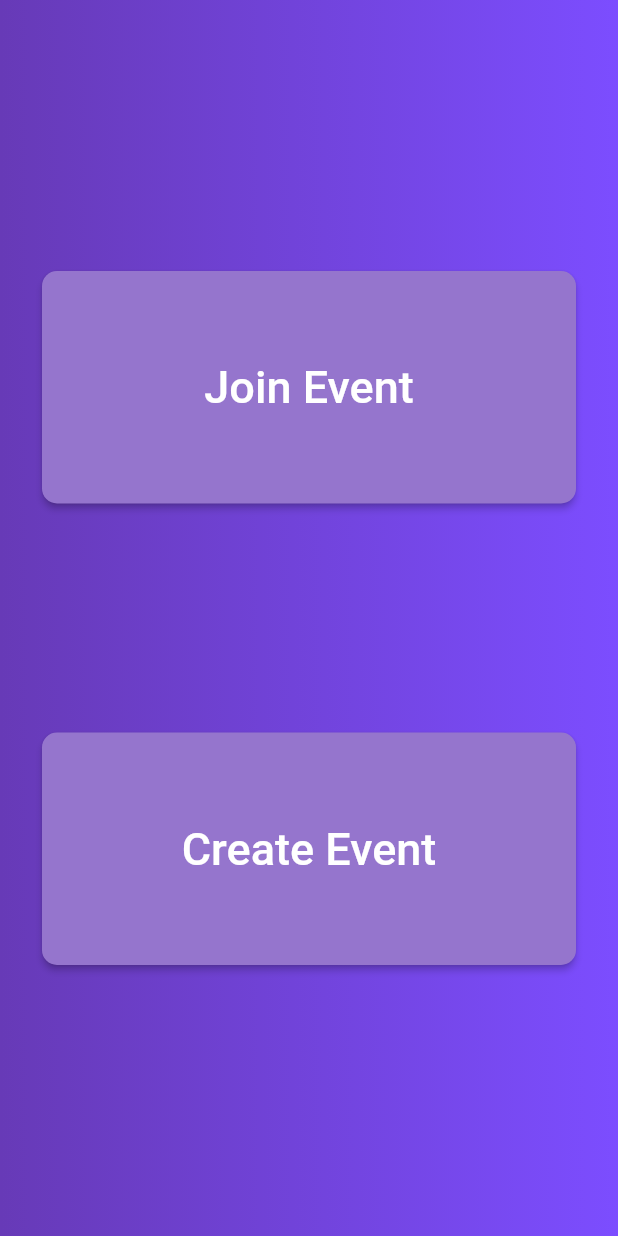
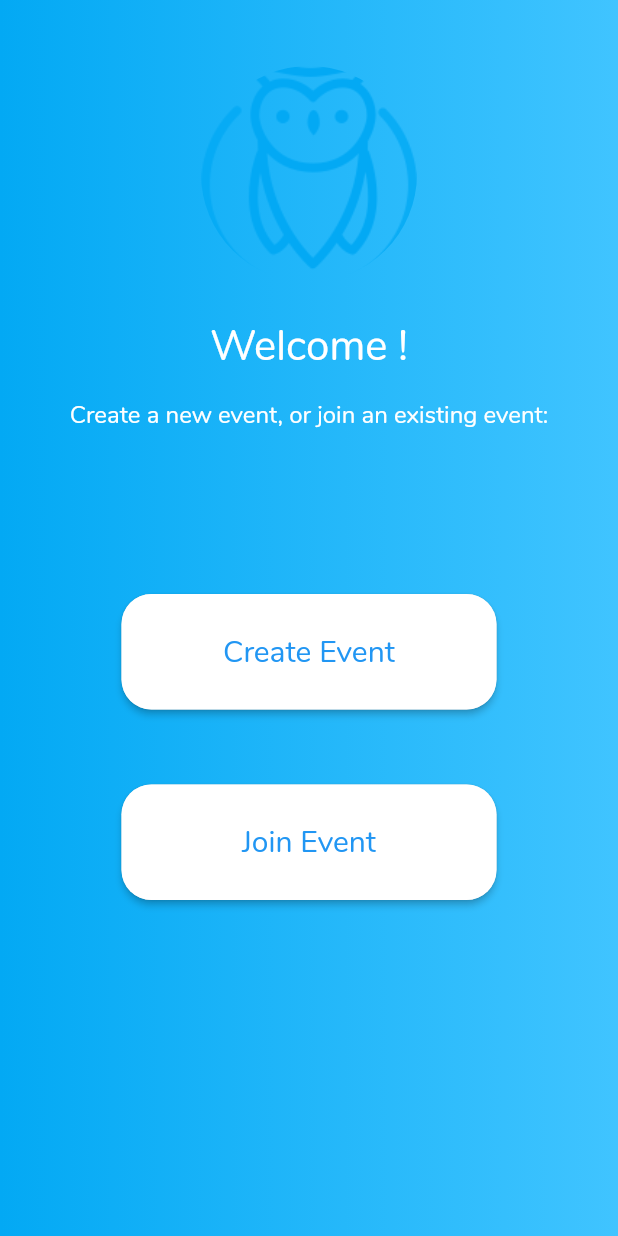
Before and after one commit to sauravhiremath/GameOn, a Flutter app: the screen it shows after launch, after a tap on "Log In", on a phone screen of 412 x 824 dp. Run offline on Flutter 3.47's test engine with Material 2 defaults, Android fonts, the phone set to English and light mode, and no system bars; our stand-ins replace shared_preferences.

Commit message:
New code

```diff
--- a/lib/home_page.dart
+++ b/lib/home_page.dart
@@ -1,67 +1,145 @@
 import 'package:flutter/material.dart';
-import 'package:cheat_app/create_page.dart';
-// import 'package:shared_preferences/shared_preferences.dart';
+import 'package:http/http.dart' as http;
+import 'package:shared_preferences/shared_preferences.dart';
+import 'package:login/issues.dart';
 
 class HomePage extends StatelessWidget {
   static String tag = 'home-page';
+  final String username;
+  final namecontroller = TextEditingController();
+  HomePage(this.username);
+
+  Future<String> _asyncInputDialog(BuildContext context, String action) async {
+  return showDialog<String>(
+    context: context,
+    barrierDismissible: false, // dialog is dismissible with a tap on the barrier
+    builder: (BuildContext context) {
+      return AlertDialog(
+        title: Text('Enter the name of the event'),
+        content: new Row(
+          children: <Widget>[
+            new Expanded(
+                child: new TextField(
+                  controller: namecontroller,
+                  autofocus: true,
+                  decoration: new InputDecoration(
+                  labelText: 'Event Name', hintText: 'eg. Devspace'),
+            ))
+          ],
+        ),
+        actions: <Widget>[
+          FlatButton(
+            child: Text('Ok'),
+            onPressed: () async {
+              if (action == "create") {
+                String eventName = namecontroller.text;
+                http.Response res = await http.post(
+                  "http://timespacevit.herokuapp.com/createEvent",
+                  headers: {
+                  "Accept": "application/json",
+                  "Content-Type": "application/x-www-form-urlencoded"
+                    },
+                body: {"event": eventName});
+
+                if (res.statusCode == 200) {
+                  final prefs = await SharedPreferences.getInstance();
+                  prefs.setString("event", eventName);
+                  Navigator.push(context, MaterialPageRoute(builder: (context)=> IssuesPage()));
+                }
+              } else {
+
+              }
+            },
+          ),
+        ],
+      );
+    },
+  );
+}
+
   @override
   Widget build(BuildContext context) {
-
-    final createEvent = Container(
-      width: MediaQuery.of(context).size.width,
-      child: RaisedButton(
-        shape: RoundedRectangleBorder(
-          borderRadius: BorderRadius.circular(10),
-        ),
-
-        onPressed: () {
-          Navigator.of(context).pushNamed(CreatePage.tag);
-        },
-        padding: EdgeInsets.all(60.0),
-        color: Colors.deepPurple[300],
-        child: Text('Create Event', style: TextStyle(color: Colors.white, fontSize: 30, fontFamily: 'Roboto')),
-      ),
-    );
-
-    final joinEvent = Container(
-      width: MediaQuery.of(context).size.width,
-      child: RaisedButton(
-        shape: RoundedRectangleBorder(
-          borderRadius: BorderRadius.circular(10),
-        ),
-
-        onPressed: () {
-          Navigator.of(context).pushNamed(CreatePage.tag);
-        },
-        padding: EdgeInsets.all(60.0),
-        color: Colors.deepPurple[300],
-        child: Text('Join Event', style: TextStyle(color: Colors.white, fontSize: 30, fontFamily: 'Roboto')),
-      ),
-    );
-
-    final body = Center(
-      child: Container(
-        width: MediaQuery.of(context).size.width,
-        padding: EdgeInsets.all(28.0),
-        decoration: BoxDecoration(
-          gradient: LinearGradient(colors: [
-            Colors.deepPurple,
-            Colors.deepPurpleAccent,
-          ]),
-        ),
-        child: Column(
-          mainAxisAlignment: MainAxisAlignment.spaceEvenly,
-          // crossAxisAlignment: CrossAxisAlignment.end,
-          children: <Widget>[
-            joinEvent,
-            createEvent,
-          ],
+    final alucard = Hero(
+      tag: 'hero',
+      child: Padding(
+        padding: EdgeInsets.all(16.0),
+        child: CircleAvatar(
+          radius: 72.0,
+          backgroundColor: Colors.transparent,
+          backgroundImage: AssetImage('assets/logo.png'),
         ),
       ),
     );
 
+    final welcome = Padding(
+      padding: EdgeInsets.all(8.0),
+      child: Text(
+        'Welcome $username!',
+        style: TextStyle(fontSize: 28.0, color: Colors.white),
+      ),
+    );
+
+    final lorem = Padding(
+      padding: EdgeInsets.all(8.0),
+      child: Text(
+        'Create a new event, or join an existing event:',
+        style: TextStyle(fontSize: 16.0, color: Colors.white),
+      ),
+    );
+
+    final createButton = RaisedButton(
+          shape: RoundedRectangleBorder(borderRadius: BorderRadius.circular(20.0)),
+          onPressed: () {
+            _asyncInputDialog(context, "create");
+          },
+          textColor: Colors.blue,
+          padding: const EdgeInsets.all(0.0),
+          child: Container(
+            width: 250,
+            decoration: const BoxDecoration(
+              color: Colors.white,
+              borderRadius: BorderRadius.all(Radius.circular(20))
+            ),
+            padding: const EdgeInsets.all(25.0),
+            child: Text('Create Event',
+            style:TextStyle(fontSize: 20),textAlign: TextAlign.center),
+          ),
+        );
+
+      final joinEvent = RaisedButton(
+          shape: RoundedRectangleBorder(borderRadius: BorderRadius.circular(20.0)),
+          onPressed: () {_asyncInputDialog(context, "join");},
+          textColor: Colors.blue,
+          padding: const EdgeInsets.all(0.0),
+          child: Container(
+            width: 250,
+            decoration: const BoxDecoration(
+              color: Colors.white,
+              borderRadius: BorderRadius.all(Radius.circular(20))
+            ),
+            padding: const EdgeInsets.all(25.0),
+            child: Text('Join Event',
+            style:TextStyle(fontSize: 20),textAlign: TextAlign.center),
+          ),
+        );
+
+    final body = Container(
+      width: MediaQuery.of(context).size.width,
+      height:MediaQuery.of(context).size.height,
+      padding: EdgeInsets.all(28.0),
+      decoration: BoxDecoration(
+        gradient: LinearGradient(colors: [
+          Colors.lightBlue,
+          Colors.lightBlueAccent,
+        ]),
+      ),
+      child: Column(
+        children: <Widget>[alucard, welcome, lorem, SizedBox(height: 100.0), createButton, SizedBox(height: 50), joinEvent],
+      ),
+    );
+
     return Scaffold(
-      body: body,
+      body: SingleChildScrollView(child: body),
     );
   }
 }
--- /dev/null
+++ b/lib/issues.dart
@@ -0,0 +1,116 @@
+import 'package:flutter/material.dart';
+import 'package:http/http.dart' as http;
+import 'package:shared_preferences/shared_preferences.dart';
+
+class IssuesPage extends StatefulWidget {
+  static String tag = 'issue-page';
+  @override
+  _IssuesPageState createState() => new _IssuesPageState();
+}
+
+class _IssuesPageState extends State<IssuesPage> {
+  TextEditingController nameController;
+  String username;
+  String event;
+
+  Future<Null> getSharedData() async {
+    SharedPreferences pref = await SharedPreferences.getInstance();
+    setState(() {
+      username = pref.getString('name');
+      event = pref.getString('event');
+    });
+  }
+
+  void initState() {
+    super.initState();
+    username = "";
+    event = "";
+    getSharedData();
+  }
+
+  @override
+  Widget build(BuildContext context) {
+    return MaterialApp(
+        debugShowCheckedModeBanner: false,
+        title: event,
+        home: IssuesList(title: event, username: username),
+        theme: ThemeData(
+            primarySwatch: Colors.lightBlue, fontFamily: 'Open Sans'));
+  }
+}
+
+class IssuesList extends StatelessWidget {
+  final String title;
+  final String username;
+
+  IssuesList({Key key, this.title, this.username}) : super(key: key);
+
+  @override
+  Widget build(BuildContext context) {
+    return Scaffold(
+      appBar: AppBar(title: Text(title)),
+      body: Center(child: Text('My Page!')),
+      drawer: Drawer(
+        // Add a ListView to the drawer. This ensures the user can scroll
+        // through the options in the Drawer if there isn't enough vertical
+        // space to fit everything.
+        child: ListView(
+          // Important: Remove any padding from the ListView.
+          padding: EdgeInsets.zero,
+          children: <Widget>[
+            DrawerHeader(
+                child: Column(
+              crossAxisAlignment: CrossAxisAlignment.start,
+              children: <Widget>[
+                Row(
+                  mainAxisAlignment: MainAxisAlignment.spaceBetween,
+                  children: <Widget>[
+                    Text(
+                      username,
+                      style: TextStyle(fontSize: 30),
+                    ),
+                    CircleAvatar(
+                      radius: 50.0,
+                      backgroundColor: Colors.transparent,
+                      backgroundImage: AssetImage('assets/logo.png'),
+                    )
+                  ],
+                )
+              ],
+            )),
+            ListTile(
+              leading: new Icon(Icons.group),
+              title: Text('My Issues'),
+              onTap: () {
+                // Update the state of the app
+                // ...
+                // Then close the drawer
+                Navigator.pop(context);
+              },
+            ),
+            ListTile(
+              leading: new Icon(Icons.chat_bubble),
+              title: Text('Chatroom'),
+              onTap: () {
+                // Update the state of the app
+                // ...
+                // Then close the drawer
+                Navigator.pop(context);
+              },
+            ),
+            ListTile(
+              leading: new Icon(Icons.archive),
+              title: Text('Archive'),
+              onTap: () {
+                // Update the state of the app
+                // ...
+                // Then close the drawer
+                Navigator.pop(context);
+              },
+            ),
+          ],
+        ),
+      ),
+    );
+  }
+}
--- a/lib/login_page.dart
+++ b/lib/login_page.dart
@@ -1,51 +1,55 @@
 import 'package:flutter/material.dart';
-import 'package:cheat_app/home_page.dart';
-
+import 'package:shared_preferences/shared_preferences.dart';
+import 'package:login/home_page.dart';
 class LoginPage extends StatefulWidget {
   static String tag = 'login-page';
-  final myController = TextEditingController();
   @override
   _LoginPageState createState() => new _LoginPageState();
 }
 
 class _LoginPageState extends State<LoginPage> {
-  final myController =TextEditingController();
+  TextEditingController nameController;
+  String username;
+  void initState() {
+    super.initState();
+    username="";
+    getUserName();
+  }
 
-  @override
-  void dispose() {
-    // Clean up the controller when the Widget is removed from the Widget tree
-    myController.dispose();
-    super.dispose();
-  }
+  Future<String> getUserName() async {
+    SharedPreferences pref = await SharedPreferences.getInstance();
+
+    username = pref.getString('name');
+
+    setState(() {
+      nameController = new TextEditingController(text: username);
+    });
+    return username;
+}
 
   @override
   Widget build(BuildContext context) {
+
+    final heading = Text(
+        "Timespace",
+        style: TextStyle(fontWeight: FontWeight.bold, fontSize: 40),
+        textAlign: TextAlign.center
+    );
     final logo = Hero(
       tag: 'hero',
       child: CircleAvatar(
         backgroundColor: Colors.transparent,
-        radius: 62.0,
+        radius: 48.0,
         child: Image.asset('assets/logo.png'),
       ),
     );
 
     final name = TextFormField(
-      // controller: myController,
-      keyboardType: TextInputType.text,
+      controller: nameController,
+      keyboardType: TextInputType.emailAddress,
       autofocus: false,
       decoration: InputDecoration(
         hintText: 'Name',
-        contentPadding: EdgeInsets.fromLTRB(20.0, 10.0, 20.0, 10.0),
-        border: OutlineInputBorder(borderRadius: BorderRadius.circular(32.0)),
-      ),
-    );
-
-    final email = TextFormField(
-      controller: myController,
-      keyboardType: TextInputType.emailAddress,
-      autofocus: false,
-      decoration: InputDecoration(
-        hintText: 'E-mail',
         contentPadding: EdgeInsets.fromLTRB(20.0, 10.0, 20.0, 10.0),
         border: OutlineInputBorder(borderRadius: BorderRadius.circular(32.0)),
       ),
@@ -57,12 +61,19 @@ class _LoginPageState extends State<LoginPage> {
         shape: RoundedRectangleBorder(
           borderRadius: BorderRadius.circular(24),
         ),
-        onPressed: () {
-          Navigator.of(context).pushNamed(HomePage.tag);
+        onPressed: () async {
+          final prefs = await SharedPreferences.getInstance();
+
+          username = nameController.text;
+          // set value
+          prefs.setString("name", username);
+          Navigator.push(context, MaterialPageRoute(builder: (context)=> HomePage(username)));
+          // obtain shared preferences
+
         },
         padding: EdgeInsets.all(12),
         color: Colors.lightBlueAccent,
-        child: Text('Log In', style: TextStyle(color: Colors.white)),
+        child: Text('Log In', style: TextStyle(color: Colors.white, fontSize: 20)),
       ),
     );
 
@@ -73,13 +84,13 @@ class _LoginPageState extends State<LoginPage> {
           shrinkWrap: true,
           padding: EdgeInsets.only(left: 24.0, right: 24.0),
           children: <Widget>[
+            heading,
+            SizedBox(height: 15.0),
             logo,
             SizedBox(height: 48.0),
             name,
             SizedBox(height: 8.0),
-            email,
-            SizedBox(height: 24.0),
-            loginButton,
+            loginButton
           ],
         ),
       ),
--- a/lib/main.dart
+++ b/lib/main.dart
@@ -1,24 +1,20 @@
 import 'package:flutter/material.dart';
 import 'login_page.dart';
-import 'home_page.dart';
-import 'create_page.dart';
 
 void main() => runApp(MyApp());
 
 class MyApp extends StatelessWidget {
   final routes = <String, WidgetBuilder>{
-    LoginPage.tag: (context) => LoginPage(),
-    HomePage.tag: (context) => HomePage(),
-    CreatePage.tag: (context) => CreatePage(),
+    LoginPage.tag: (context) => LoginPage()
   };
 
   @override
   Widget build(BuildContext context) {
     return MaterialApp(
-      title: 'TimeSpace',
+      title: 'Kodeversitas',
       debugShowCheckedModeBanner: false,
       theme: ThemeData(
-        primarySwatch: Colors.green,
+        primarySwatch: Colors.lightBlue,
         fontFamily: 'Nunito',
       ),
       home: LoginPage(),
```
Also changed, not shown: lib/chat-message.dart (deleted, +0 -40 lines), lib/chat_screen.dart (deleted, +0 -77 lines), lib/create_page.dart (deleted, +0 -62 lines), pubspec.yaml (+11 -62 lines), art/Screenshot_1520305553.png (added), art/Screenshot_1520305654.png (added), art/thumbnail.png (added), assets/Nunito.ttf, assets/alucard.jpg (added), assets/logo.png, pubspec.lock, 19 other files.
